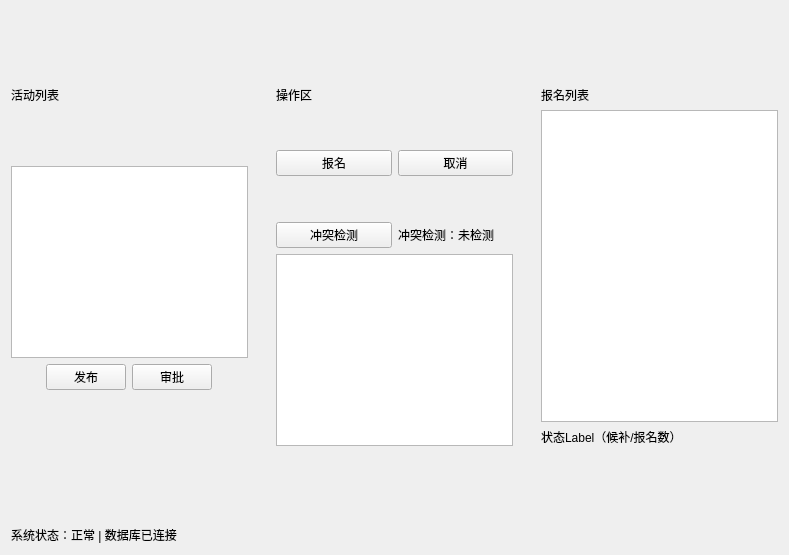
First picture: the form in formreportview.ui, repository boom-super/Course-Design, before the edit.
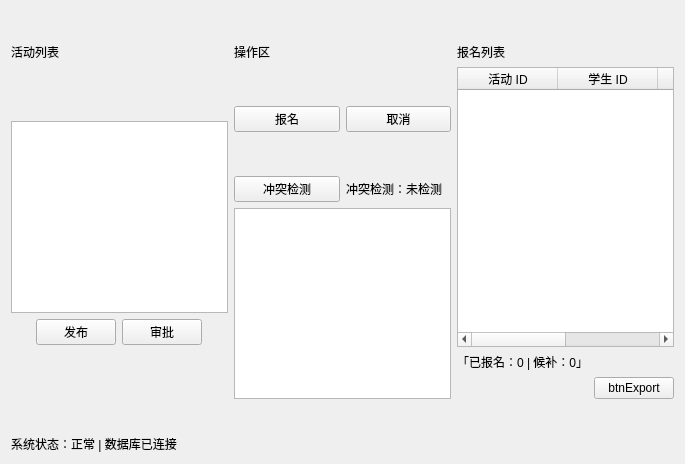
Second picture: the form after the edit.

Diff of the .ui file:
```diff
--- a/formreportview.ui
+++ b/formreportview.ui
@@ -6,8 +6,8 @@
    <rect>
     <x>0</x>
     <y>0</y>
-    <width>789</width>
-    <height>555</height>
+    <width>685</width>
+    <height>464</height>
    </rect>
   </property>
   <property name="windowTitle">
@@ -22,13 +22,13 @@
      <property name="sizeHint" stdset="0">
       <size>
        <width>20</width>
-       <height>67</height>
+       <height>36</height>
       </size>
      </property>
     </spacer>
    </item>
    <item>
-    <layout class="QHBoxLayout" name="horizontalLayout_4">
+    <layout class="QHBoxLayout" name="horizontalLayout_5">
      <item>
       <layout class="QVBoxLayout" name="verticalLayout">
        <item>
@@ -232,15 +232,60 @@
         </widget>
        </item>
        <item>
-        <widget class="QTableView" name="tableView"/>
+        <widget class="QTableWidget" name="applyTable">
+         <column>
+          <property name="text">
+           <string>活动 ID</string>
+          </property>
+         </column>
+         <column>
+          <property name="text">
+           <string>学生 ID</string>
+          </property>
+         </column>
+         <column>
+          <property name="text">
+           <string>报名时间</string>
+          </property>
+         </column>
+         <column>
+          <property name="text">
+           <string>状态</string>
+          </property>
+         </column>
+        </widget>
        </item>
        <item>
         <widget class="QLabel" name="label_5">
          <property name="text">
-          <string>状态Label（候补/报名数）</string>
+          <string>「已报名：0 | 候补：0」</string>
          </property>
         </widget>
        </item>
+       <item>
+        <layout class="QHBoxLayout" name="horizontalLayout_4">
+         <item>
+          <spacer name="horizontalSpacer_5">
+           <property name="orientation">
+            <enum>Qt::Horizontal</enum>
+           </property>
+           <property name="sizeHint" stdset="0">
+            <size>
+             <width>40</width>
+             <height>20</height>
+            </size>
+           </property>
+          </spacer>
+         </item>
+         <item>
+          <widget class="QPushButton" name="btnExport">
+           <property name="text">
+            <string>btnExport</string>
+           </property>
+          </widget>
+         </item>
+        </layout>
+       </item>
       </layout>
      </item>
     </layout>
@@ -253,7 +298,7 @@
      <property name="sizeHint" stdset="0">
       <size>
        <width>20</width>
-       <height>66</height>
+       <height>34</height>
       </size>
      </property>
     </spacer>
```
Left out of the diff: 8 changed lines with no effect on the pictures.
